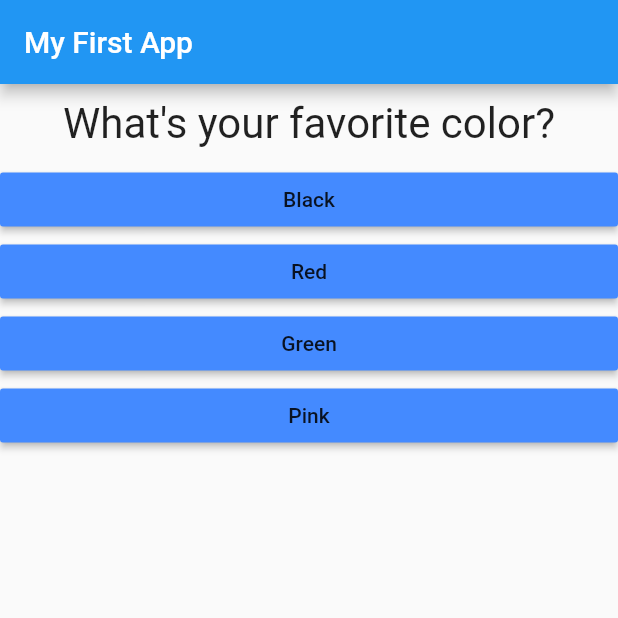
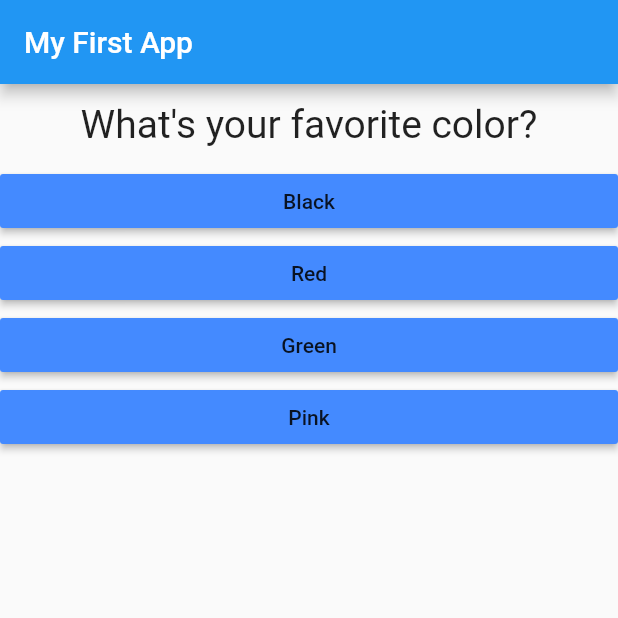
Before and after one commit to clvrbarros/quiz-app, a Flutter app: the screen it shows after launch, on a phone screen of 412 x 824 dp, the top half of it. Run offline on Flutter 3.47's test engine with Material 2 defaults, Android fonts, the phone set to English and light mode, and no system bars.

Commit message:
add question

```diff
--- a/lib/question.dart
+++ b/lib/question.dart
@@ -9,10 +9,10 @@ class Question extends StatelessWidget {
   Widget build(BuildContext context) {
     return Container(
       width: double.infinity,
-      margin: EdgeInsets.all(10),
+      margin: EdgeInsets.all(12),
       child: Text(
         questionText,
-        style: TextStyle(fontSize: 28),
+        style: TextStyle(fontSize: 26),
         textAlign: TextAlign.center,
       ),
     );
```
